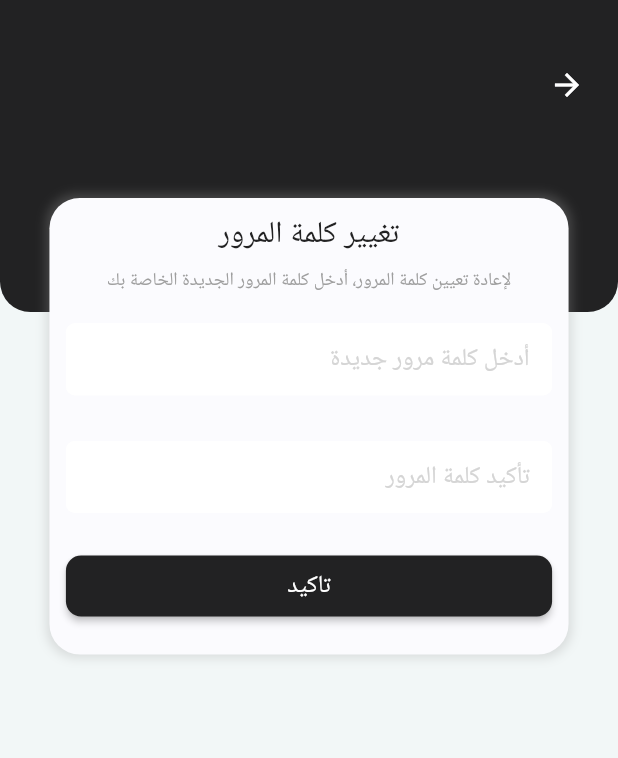
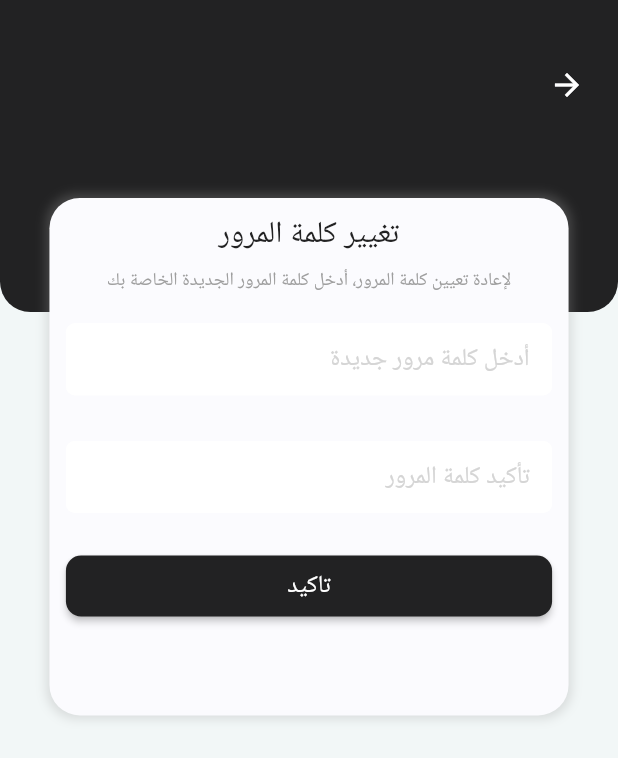
Before and after one commit to Flutter-Triad/Flutter-Triad, a Flutter app: the ChangePassView screen opened directly, on a phone screen of 412 x 824 dp. Shown: the top 758 px of the screen. Run offline on Flutter 3.47's test engine with Material 2 defaults, Android fonts, the phone set to English and light mode, and no system bars; our stand-ins replace args, cached_network_image, carousel_slider, dartz, dio, dropdown_button2 and 12 more; missing offline and left inert: flutter_state_render_dialog; accounts and stored records are empty; generated files the repository leaves out were written again; project files that could hold a hidden picture were left out.

Commit message:
Change Hight

```diff
--- a/lib/features/profile/presentation/view/screen/change_pass_view.dart
+++ b/lib/features/profile/presentation/view/screen/change_pass_view.dart
@@ -55,7 +55,7 @@ class ChangePassView extends StatelessWidget {
               padding: EdgeInsets.only(top: ManagerHeight.h100),
               child: Container(
                 width: double.infinity,
-                height: ManagerHeight.h300,
+                height: ManagerHeight.h340,
                 margin: EdgeInsets.symmetric(
                     horizontal: ManagerWidth.w30, vertical: ManagerHeight.h30),
                 padding: EdgeInsets.symmetric(
```
